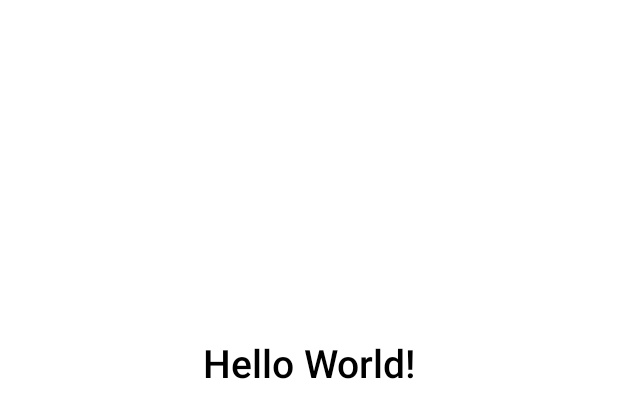
After one commit to bakhodirsolieff/MobileApplicationsAssignment, an Android app: the layout activity_main.xml on its own in the app's theme, with its tools: preview values and no code run, on a phone screen of 412 x 824 dp. The commit adds this screen. Shown: the top 418 px of the screen. Run offline under Robolectric (Android 15) with nearby library versions, the light colour scheme and no system bars.

Commit message:
modified according to the comments in the pull request

```diff
--- a/app/build.gradle.kts
+++ b/app/build.gradle.kts
@@ -44,8 +44,6 @@ dependencies {
     implementation(libs.androidx.activity)
     implementation(libs.androidx.constraintlayout)
     testImplementation(libs.junit)
-    testImplementation("org.jetbrains.kotlin:kotlin-test")
-    testImplementation("org.robolectric:robolectric:4.9")
     androidTestImplementation(libs.androidx.junit)
     androidTestImplementation(libs.androidx.espresso.core)
 }
--- a/app/src/main/AndroidManifest.xml
+++ b/app/src/main/AndroidManifest.xml
@@ -26,6 +26,10 @@
             android:name=".SignUpDetailsActivity"
             android:exported="true">
         </activity>
+        <activity
+            android:name=".MainActivity"
+            android:exported="true">
+        </activity>
     </application>
 
 </manifest>
--- a/app/src/main/java/com/example/myapplication/CredentialsManager.kt
+++ b/app/src/main/java/com/example/myapplication/CredentialsManager.kt
@@ -10,7 +10,7 @@ class CredentialsManager {
             "[a-zA-Z0-9][0-zA-Z0-9\\-]{0,25}" +
             ")+").toRegex()
 
-    fun isValidEmail(email: String): Boolean {
+    fun isEmailValid(email: String): Boolean {
         return email.matches(emailPattern)
     }
 
@@ -19,7 +19,7 @@ class CredentialsManager {
     }
 
     fun validateCredentials(email: String, password: String, isCheckboxChecked: Boolean): Boolean {
-        return isValidEmail(email) && isValidPassword(password) && isCheckboxChecked
+        return isEmailValid(email) && isValidPassword(password) && isCheckboxChecked
     }
 
     fun isValidFullName(fullName: String): Boolean {
@@ -42,7 +42,7 @@ class CredentialsManager {
         isTermsAccepted: Boolean
     ): Boolean {
         return isValidFullName(fullName) &&
-                isValidEmail(email) &&
+                isEmailValid(email) &&
                 isValidPhoneNumber(phoneNumber) &&
                 isValidPassword(password) &&
                 isTermsAccepted(isTermsAccepted)
--- /dev/null
+++ b/app/src/main/res/layout/activity_main.xml
@@ -0,0 +1,22 @@
+<?xml version="1.0" encoding="utf-8"?>
+<androidx.constraintlayout.widget.ConstraintLayout xmlns:android="http://schemas.android.com/apk/res/android"
+    xmlns:app="http://schemas.android.com/apk/res-auto"
+    xmlns:tools="http://schemas.android.com/tools"
+    android:id="@+id/constraintLayout"
+    android:layout_width="match_parent"
+    android:layout_height="match_parent"
+    android:background="@color/white"
+    tools:context=".MainActivity">
+
+    <TextView
+        android:id="@+id/tvHelloWorld"
+        style="@style/WelcomeText"
+        android:layout_width="wrap_content"
+        android:layout_height="wrap_content"
+        android:layout_marginTop="-600dp"
+        android:text="Hello World!"
+        app:layout_constraintEnd_toEndOf="parent"
+        app:layout_constraintStart_toStartOf="parent"
+        app:layout_constraintTop_toBottomOf="parent" />
+
+</androidx.constraintlayout.widget.ConstraintLayout>
```
Also changed, not shown: app/src/main/java/com/example/myapplication/CreateAccountActivity.kt (+22 -17 lines), app/src/main/java/com/example/myapplication/MainActivity.kt (added, +7 -0 lines), app/src/main/java/com/example/myapplication/SignUpDetailsActivity.kt (+38 -30 lines), app/src/main/res/values/strings.xml (+9 -0 lines), 1 other file.
